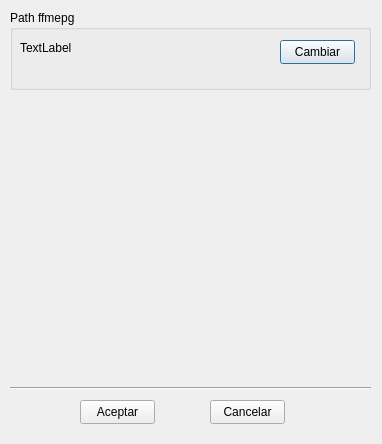
Old version of the form pantalla_config.ui in the repository gregorknp/python_audio_extractor.
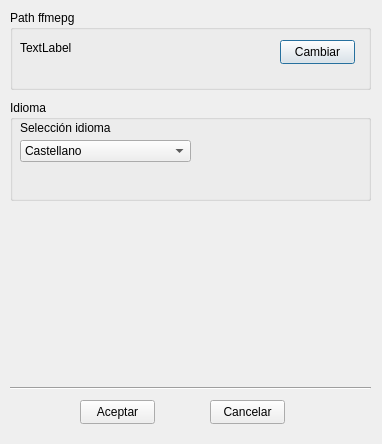
New version of the form.

Commit message: Interface text translation now available: 	- New "config" folder to contain both configuration and translation files. 	- Spanish and English translation. 	- New configuration class to separate configuration from program logic. 	- Language selection combo box added in the configuration window. 	- Texts displayed in the interface are based in the current configurated language. Minor changes such as element name change.

Patch:
```diff
--- a/pantalla_config.ui
+++ b/pantalla_config.ui
@@ -100,6 +100,52 @@
     <enum>Qt::Horizontal</enum>
    </property>
   </widget>
+  <widget class="QGroupBox" name="groupbox_lang">
+   <property name="geometry">
+    <rect>
+     <x>10</x>
+     <y>100</y>
+     <width>361</width>
+     <height>101</height>
+    </rect>
+   </property>
+   <property name="title">
+    <string>Idioma</string>
+   </property>
+   <widget class="QLabel" name="lbl_sel_lang">
+    <property name="geometry">
+     <rect>
+      <x>10</x>
+      <y>20</y>
+      <width>111</width>
+      <height>16</height>
+     </rect>
+    </property>
+    <property name="text">
+     <string>Selección idioma</string>
+    </property>
+   </widget>
+   <widget class="QComboBox" name="combobox_lang">
+    <property name="geometry">
+     <rect>
+      <x>10</x>
+      <y>40</y>
+      <width>171</width>
+      <height>22</height>
+     </rect>
+    </property>
+    <item>
+     <property name="text">
+      <string>Castellano</string>
+     </property>
+    </item>
+    <item>
+     <property name="text">
+      <string>English</string>
+     </property>
+    </item>
+   </widget>
+  </widget>
  </widget>
  <resources/>
  <connections/>
```
Left out of the diff: 6 changed lines with no effect on the pictures. The commit also changes 6 other files.
